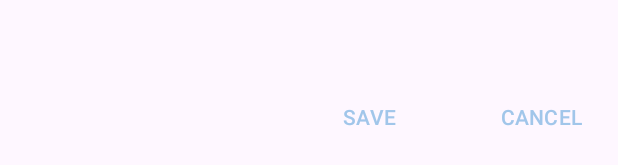
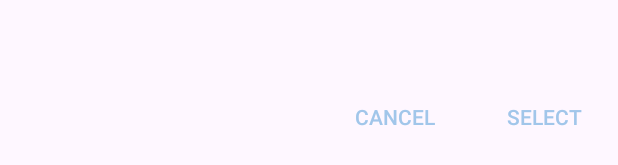
Before and after one commit to chonkyappa/ToDoList, an Android app: the layout pick_date.xml on its own in the app's theme, with its tools: preview values and no code run, on a phone screen of 412 x 824 dp. Shown: the part 426-591 px from the top of the screen. Run offline under Robolectric (Android 15) with nearby library versions, the phone set to English and light mode, and no system bars.

Commit message:
users can now select a due date for their task! fun!

```diff
--- a/app/src/main/res/layout/pick_date.xml
+++ b/app/src/main/res/layout/pick_date.xml
@@ -16,22 +16,22 @@
         android:orientation="horizontal">
 
         <Button
-            android:id="@+id/buttonSaveDate"
-            android:layout_width="wrap_content"
-            android:layout_height="wrap_content"
-            android:layout_weight="1"
-            android:background="@color/transparent"
-            android:text="SAVE"
-            android:textColor="@color/light_blue_theme" />
-
-        <Button
             android:id="@+id/buttonCancelDate"
+            style="@style/Widget.AppCompat.Button.Borderless"
             android:layout_width="wrap_content"
             android:layout_height="wrap_content"
             android:layout_marginStart="20dp"
             android:layout_weight="1"
-            android:background="@color/transparent"
             android:text="CANCEL"
+            android:textColor="@color/light_blue_theme" />
+
+        <Button
+            android:id="@+id/buttonSaveDate"
+            style="@style/Widget.AppCompat.Button.Borderless"
+            android:layout_width="wrap_content"
+            android:layout_height="wrap_content"
+            android:layout_weight="1"
+            android:text="SELECT"
             android:textColor="@color/light_blue_theme" />
     </LinearLayout>
 </LinearLayout>
```
Also changed, not shown: app/src/main/java/sunny/todolist/MainActivity.java (+27 -1 lines), app/src/main/java/sunny/todolist/PickDateDialog.java (added, +61 -0 lines).
